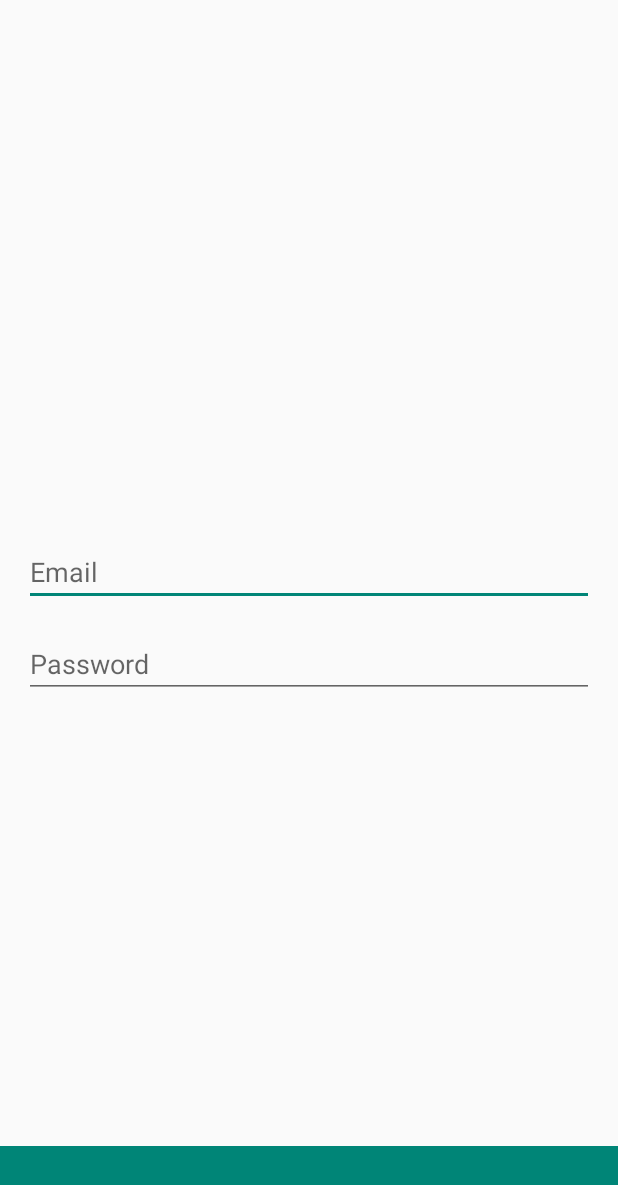
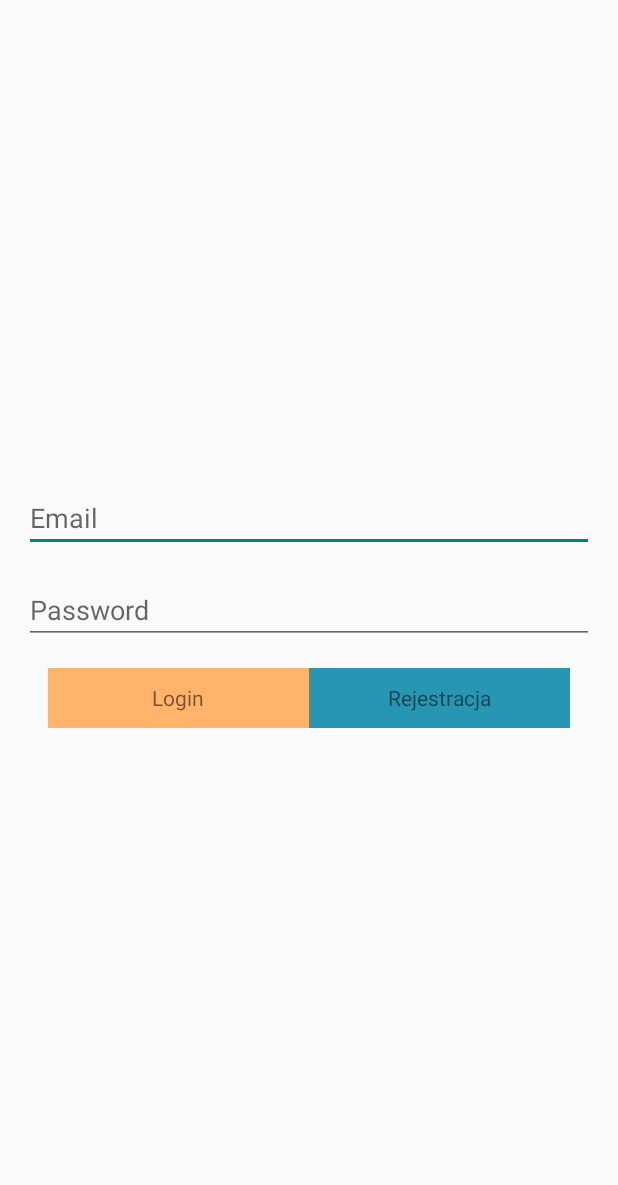
Before and after one commit to Guaz/ThesisApp, an Android app: the screen it shows after launch (LoginActivity), on a phone screen of 412 x 824 dp. Shown: the top 1185 px of the screen. Run offline under Robolectric (Android 15) with nearby library versions, the phone set to English and light mode, and no system bars; our stand-ins replace Dagger/Hilt's generated code, RxJava; libraries missing offline, so code that uses them is left out: com.facebook.stetho; 1 statement that could not run was skipped.

```diff
--- a/app/src/main/AndroidManifest.xml
+++ b/app/src/main/AndroidManifest.xml
@@ -28,9 +28,10 @@
         </activity>
         <activity android:name=".modules.login.LoginActivity"
             android:screenOrientation="portrait" />
-        <activity android:name=".modules.student.smain.StudentMainActivity" />
+        <activity android:name=".modules.student.StudentMainActivity" />
         <activity android:name=".modules.lecturer.LecturerMainActivity" />
         <activity android:name=".modules.thesis.NewThesisActivity" />
         <activity android:name=".modules.details.ThesisDetailsActivity" />
+        <activity android:name=".modules.register.RegisterActivity" />
     </application>
 </manifest>
--- a/app/src/main/java/com/marcin/wac/thesisapp/infrastructure/di/AppComponent.java
+++ b/app/src/main/java/com/marcin/wac/thesisapp/infrastructure/di/AppComponent.java
@@ -4,8 +4,9 @@ import com.marcin.wac.thesisapp.modules.details.ThesisDetailsActivity;
 import com.marcin.wac.thesisapp.modules.lecturer.LecturerMainActivity;
 import com.marcin.wac.thesisapp.modules.login.LoginActivity;
 import com.marcin.wac.thesisapp.modules.main.MainActivity;
+import com.marcin.wac.thesisapp.modules.register.RegisterActivity;
 import com.marcin.wac.thesisapp.modules.splash.SplashActivity;
-import com.marcin.wac.thesisapp.modules.student.smain.StudentMainActivity;
+import com.marcin.wac.thesisapp.modules.student.StudentMainActivity;
 import com.marcin.wac.thesisapp.modules.thesis.NewThesisActivity;
 
 import javax.inject.Singleton;
@@ -27,7 +28,5 @@ AppComponent {
     void inject(LecturerMainActivity lecturerMainActivity);
     void inject(NewThesisActivity newThesisActivity);
     void inject(ThesisDetailsActivity thesisDetailsActivity);
-
-    // Fragment
-
+    void inject(RegisterActivity registerActivity);
 }
--- a/app/src/main/java/com/marcin/wac/thesisapp/modules/login/LoginActivity.kt
+++ b/app/src/main/java/com/marcin/wac/thesisapp/modules/login/LoginActivity.kt
@@ -1,12 +1,13 @@
 package com.marcin.wac.thesisapp.modules.login
 
-import android.content.Intent
 import android.os.Bundle
 import android.view.View
+import android.widget.Toast
 import com.marcin.wac.thesisapp.R
 import com.marcin.wac.thesisapp.infrastructure.di.DaggApp
 import com.marcin.wac.thesisapp.modules.lecturer.LecturerMainActivity
-import com.marcin.wac.thesisapp.modules.student.smain.StudentMainActivity
+import com.marcin.wac.thesisapp.modules.register.RegisterActivity
+import com.marcin.wac.thesisapp.modules.student.StudentMainActivity
 import com.marcin.wac.thesisapp.utils.bases.BaseActivity
 import kotlinx.android.synthetic.main.activity_login.*
 import org.jetbrains.anko.clearTop
@@ -15,10 +16,12 @@ import org.jetbrains.anko.newTask
 import javax.inject.Inject
 
 interface LoginView{
-    fun setButtonListener()
+    fun setLoginClickListener()
+    fun setRegisterClickListener()
     fun startStudent()
     fun startLecturer()
-    fun showErrorLabel()
+    fun openRegisterActivity()
+    fun showErrorToast()
     fun showLoadingLayout()
     fun hideLoadingLayout()
 }
@@ -32,13 +35,17 @@ class  LoginActivity : BaseActivity(), LoginView {
         setContentView(R.layout.activity_login)
         ((application as DaggApp)).appComponent.inject(this)
         presenter.attachView(this)
-        setButtonListener()
-
     }
 
-    override fun setButtonListener() {
-        login_button.setOnClickListener {
-            presenter.onButtonClick(login_email.text.toString(), login_password.text.toString())
+    override fun setLoginClickListener() {
+        login_login_button.setOnClickListener {
+            presenter.onLoginClick(login_email.text.toString(), login_password.text.toString())
+        }
+    }
+
+    override fun setRegisterClickListener() {
+        login_register_button.setOnClickListener {
+            presenter.onRegisterClick()
         }
     }
 
@@ -54,8 +61,13 @@ class  LoginActivity : BaseActivity(), LoginView {
         finish()
     }
 
-    override fun showErrorLabel() {
-        TODO("not implemented") //To change body of created functions use File | Settings | File Templates.
+    override fun openRegisterActivity() {
+        startActivity(intentFor<RegisterActivity>())
+        overridePendingTransition(R.anim.activity_enter, R.anim.activity_exit)
+    }
+
+    override fun showErrorToast() {
+        Toast.makeText(this, getString(R.string.error_try_again_later), Toast.LENGTH_SHORT).show()
     }
 
     override fun showLoadingLayout() {
--- a/app/src/main/java/com/marcin/wac/thesisapp/modules/login/LoginPresenter.kt
+++ b/app/src/main/java/com/marcin/wac/thesisapp/modules/login/LoginPresenter.kt
@@ -8,7 +8,13 @@ import javax.inject.Inject
 
 class LoginPresenter @Inject constructor(private var interactor: LoginInteractor): BasePresenter<LoginView>() {
 
-    fun onButtonClick(email: String, password: String){
+    override fun attachView(view: LoginView) {
+        super.attachView(view)
+        view.setRegisterClickListener()
+        view.setLoginClickListener()
+    }
+
+    fun onLoginClick(email: String, password: String){
         view?.showLoadingLayout()
         interactor.login(LoginBody(email, password), object: BooleanCallback{
             override fun success(isStudent: Boolean) {
@@ -18,8 +24,13 @@ class LoginPresenter @Inject constructor(private var interactor: LoginInteractor
 
             override fun error() {
                 view?.hideLoadingLayout()
+                view?.showErrorToast()
             }
 
         })
     }
+
+    fun onRegisterClick(){
+        view?.openRegisterActivity()
+    }
 }
--- a/app/src/main/java/com/marcin/wac/thesisapp/modules/student/smain/StudentMainInteractor.kt
+++ b/app/src/main/java/com/marcin/wac/thesisapp/modules/student/StudentMainInteractor.kt
@@ -1,4 +1,4 @@
-package com.marcin.wac.thesisapp.modules.student.smain
+package com.marcin.wac.thesisapp.modules.student
 
 import android.util.Log
 import com.marcin.wac.thesisapp.infrastructure.api.ThesisApi
--- a/app/src/main/res/layout/activity_login.xml
+++ b/app/src/main/res/layout/activity_login.xml
@@ -22,16 +22,34 @@
             android:layout_width="match_parent"
             android:layout_height="wrap_content"
             android:hint="Password"/>
+
+    <LinearLayout
+        android:layout_width="match_parent"
+        android:layout_height="wrap_content"
+        android:orientation="horizontal"
+        android:layout_gravity="center"
+        android:padding="16dp">
+
+        <TextView
+            android:id="@+id/login_login_button"
+            android:layout_width="0dp"
+            android:layout_height="40dp"
+            android:text="Login"
+            android:layout_weight="1"
+            android:gravity="center"
+            android:background="@color/light_orange_FFB36B"/>
+
+        <TextView
+            android:id="@+id/login_register_button"
+            android:layout_width="0dp"
+            android:layout_height="40dp"
+            android:text="Rejestracja"
+            android:layout_weight="1"
+            android:gravity="center"
+            android:background="@color/dark_blue_2796B3"/>
     </LinearLayout>
 
-    <FrameLayout
-        android:id="@+id/login_button"
-        android:layout_width="match_parent"
-        android:layout_height="60dp"
-        android:layout_gravity="bottom"
-        android:background="@color/colorPrimary">
-    </FrameLayout>
-
+    </LinearLayout>
     <FrameLayout
         android:id="@+id/login_loading"
         android:layout_width="match_parent"
```
Also changed, not shown: app/src/main/java/com/marcin/wac/thesisapp/modules/details/ThesisDetailsActivity.kt (+23 -0 lines), app/src/main/java/com/marcin/wac/thesisapp/modules/details/ThesisDetailsInteractor.kt (+8 -7 lines), app/src/main/java/com/marcin/wac/thesisapp/modules/details/ThesisDetailsPresenter.kt (+8 -2 lines), app/src/main/java/com/marcin/wac/thesisapp/modules/register/RegisterActivity.kt (added, +66 -0 lines), app/src/main/java/com/marcin/wac/thesisapp/modules/register/RegisterInteractor.kt (added, +27 -0 lines), app/src/main/java/com/marcin/wac/thesisapp/modules/register/RegisterPresenter.kt (added, +28 -0 lines), app/src/main/java/com/marcin/wac/thesisapp/modules/student/StudentMainActivity.kt (renamed from app/src/main/java/com/marcin/wac/thesisapp/modules/student/smain/StudentMainActivity.kt, +23 -2 lines), app/src/main/java/com/marcin/wac/thesisapp/modules/student/StudentMainPresenter.kt (renamed from app/src/main/java/com/marcin/wac/thesisapp/modules/student/smain/StudentMainPresenter.kt, +17 -13 lines), app/src/main/res/layout/activity_register.xml (added, +76 -0 lines), app/src/main/res/layout/activity_thesis_details.xml (+34 -35 lines).
